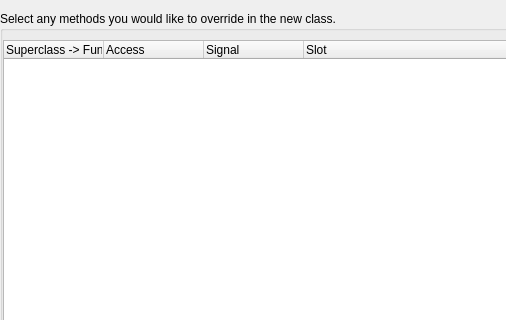
The window that plugins/filetemplates/ui/overridevirtuals.ui (KDE/kdevelop) describes before a commit, drawn with Qt 5; both pictures show x 0 to 506 and y 0 to 320 of the 720 by 531 pixel window.
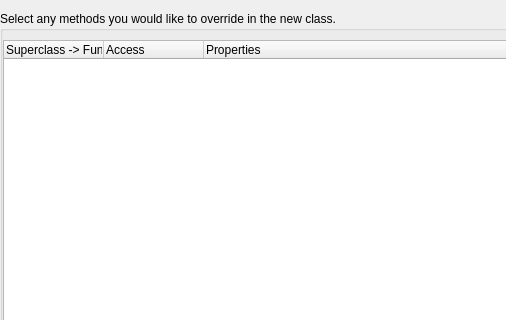
The same window after the commit. Custom widgets are drawn as their Qt base class.

Commit message:
OverridesPage: Merge the two last columns
It doesn't make sense to display checkable boxes for {signal, slot} in
case it doesn't do anything. Instead, just print the type of the
function as string.

What changed in the file:
```diff
--- a/plugins/filetemplates/ui/overridevirtuals.ui
+++ b/plugins/filetemplates/ui/overridevirtuals.ui
@@ -61,12 +61,7 @@
         </column>
         <column>
          <property name="text">
-          <string>Signal</string>
-         </property>
-        </column>
-        <column>
-         <property name="text">
-          <string>Slot</string>
+          <string>Properties</string>
          </property>
         </column>
        </widget>
```
The commit also changes 1 other file.
